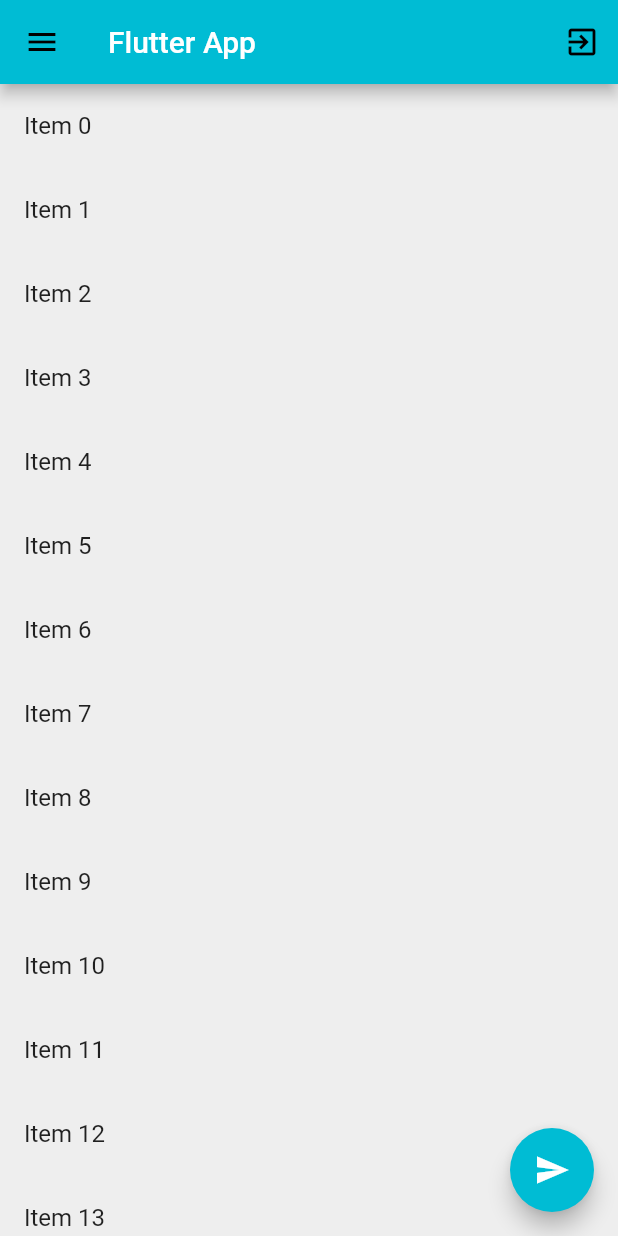
After one commit to shasankkumar9/HelloFlutter, a Flutter app: the HomePageSB screen opened directly, on a phone screen of 412 x 824 dp. The commit adds this screen. Run offline on Flutter 3.47's test engine with Material 2 defaults, Android fonts, the phone set to English and light mode, and no system bars; our stand-ins replace shared_preferences; accounts and stored records are empty.

Commit message:
extra#2 completed

```diff
--- a/lib/main.dart
+++ b/lib/main.dart
@@ -1,4 +1,5 @@
 import 'package:Helloflutter/pages/home_page_with_fb.dart';
+import 'package:Helloflutter/pages/home_page_with_sb.dart';
 import 'package:Helloflutter/pages/login_page.dart';
 import 'package:Helloflutter/pages/my_home_page.dart';
 import 'package:Helloflutter/utils/constants.dart';
@@ -17,7 +18,7 @@ class MyApp extends StatelessWidget {
     return MaterialApp(
       debugShowCheckedModeBanner: false,
       home: Constants.prefs.getBool("LoggedIn") == true
-          ? HomePageFB()
+          ? HomePageSB()
           : LoginPage(),
       theme: ThemeData(primarySwatch: Colors.cyan),
       routes: {
--- /dev/null
+++ b/lib/pages/home_page_with_sb.dart
@@ -0,0 +1,76 @@
+import 'package:Helloflutter/widgets/drawer.dart';
+import 'package:Helloflutter/pages/login_page.dart';
+import 'package:Helloflutter/utils/constants.dart';
+import 'package:flutter/material.dart';
+import 'package:http/http.dart' as http;
+import 'dart:convert';
+
+class HomePageSB extends StatelessWidget {
+  Future fetchData() async {
+    final url = "https://jsonplaceholder.typicode.com/photos";
+    var res = await http.get(url);
+    var data = jsonDecode(res.body);
+    return data;
+  }
+
+  Stream<List<String>> getStream() {
+    var data = Stream<List<String>>.fromIterable(
+        [List<String>.generate(20, (index) => "Item $index")]);
+    return data;
+  }
+
+  @override
+  Widget build(BuildContext context) {
+    return Scaffold(
+      backgroundColor: Colors.grey[200],
+      appBar: AppBar(
+        title: Text(
+          "Flutter App",
+          style: TextStyle(
+            color: Colors.white,
+          ),
+        ),
+        actions: [
+          IconButton(
+              icon: Icon(Icons.exit_to_app),
+              onPressed: () {
+                Constants.prefs.setBool("LoggedIn", false);
+                Navigator.pushReplacementNamed(context, LoginPage.routeName);
+              })
+        ],
+      ),
+      body: StreamBuilder(
+        stream: getStream(),
+        builder: (context, snapshot) {
+          switch (snapshot.connectionState) {
+            case ConnectionState.none:
+              return Center(child: Text("fetch something"));
+            case ConnectionState.active:
+            case ConnectionState.waiting:
+              return Center(child: CircularProgressIndicator());
+            case ConnectionState.done:
+              if (snapshot.hasError) {
+                return Center(child: Text("something went wrong"));
+              }
+          }
+          return ListView.builder(
+            itemBuilder: (context, index) {
+              return ListTile(
+                title: Text(snapshot.data[index])
+              );
+            },
+            itemCount: snapshot.data.length,
+          );
+        },
+      ),
+      floatingActionButton: FloatingActionButton(
+        onPressed: () {
+          // myName = _nameController.text;
+          // setState(() {});
+        },
+        child: Icon(Icons.send, color: Colors.white),
+      ),
+      drawer: MyDrawer(),
+    );
+  }
+}
```
